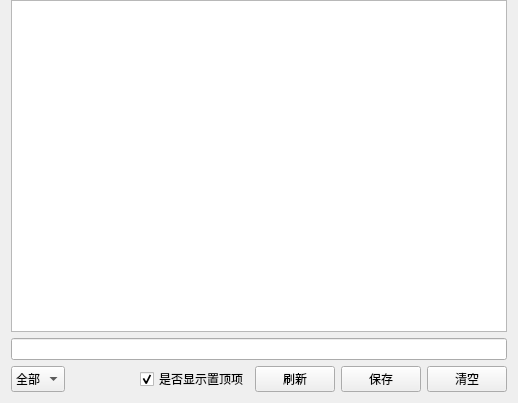
Old version of the form ClipBoard/ui/ClipboardView.ui in the repository 3548848289/UniFileHub.
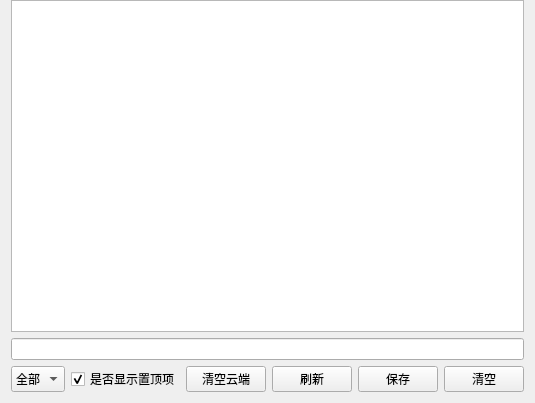
New version of the form.

Patch:
```diff
--- a/ClipBoard/ui/ClipboardView.ui
+++ b/ClipBoard/ui/ClipboardView.ui
@@ -18,7 +18,7 @@
     <number>0</number>
    </property>
    <item row="2" column="0">
-    <layout class="QHBoxLayout" name="horizontalLayout" stretch="2,4,0,1,1,1">
+    <layout class="QHBoxLayout" name="horizontalLayout" stretch="2,4,0,1,1,1,1">
      <item>
       <widget class="QComboBox" name="typeComboBox">
        <property name="sizePolicy">
@@ -78,6 +78,19 @@
        </property>
       </widget>
      </item>
+     <item>
+      <widget class="QPushButton" name="clearCloudButton">
+       <property name="sizePolicy">
+        <sizepolicy hsizetype="Minimum" vsizetype="Preferred">
+         <horstretch>0</horstretch>
+         <verstretch>0</verstretch>
+        </sizepolicy>
+       </property>
+       <property name="text">
+        <string>清空云端</string>
+       </property>
+      </widget>
+     </item>
      <item>
       <widget class="QPushButton" name="refreshButton">
        <property name="sizePolicy">
```
